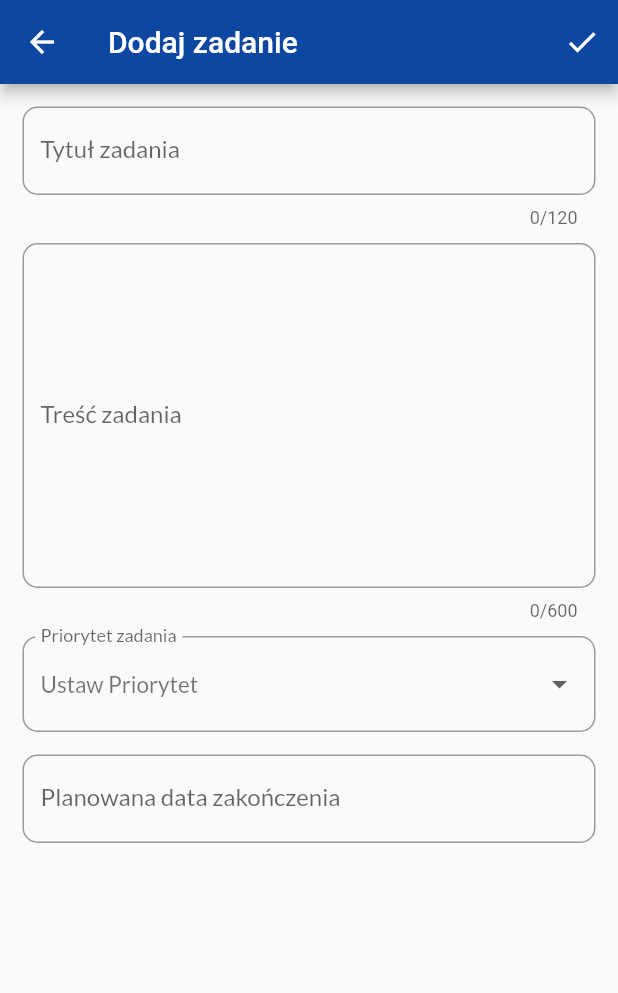
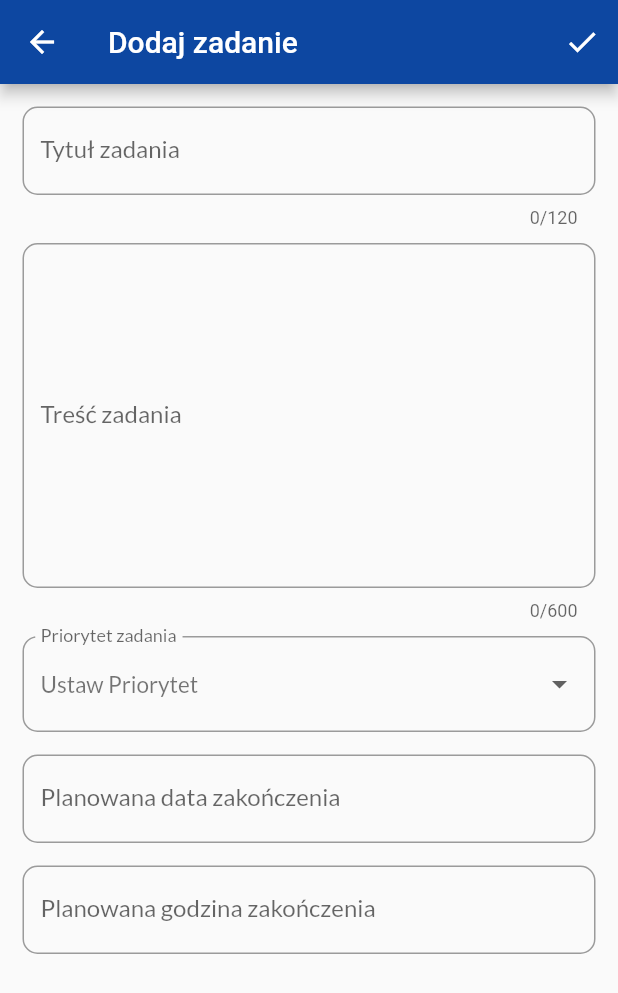
Before and after one commit to piotrpeczkowski/sw_planner, a Flutter app: the AddTaskBody screen opened directly with empty values, on a phone screen of 412 x 824 dp. Shown: the top 993 px of the screen. Run offline on Flutter 3.47's test engine with Material 2 defaults, Android fonts, the phone set to English and light mode, and no system bars; our stand-ins replace google_fonts; network calls fail; Roboto replaces fonts that are missing (Kanit).

Commit message:
Improve the add task page by date and time pickers

```diff
--- a/lib/features/add_task/pages/add_task.dart
+++ b/lib/features/add_task/pages/add_task.dart
@@ -1,5 +1,8 @@
 import 'package:flutter/material.dart';
 import 'package:google_fonts/google_fonts.dart';
+import 'package:intl/intl.dart';
+import 'package:sw_planner/features/add_task/widgets/task_deadline_date_picker.dart';
+import 'package:sw_planner/features/add_task/widgets/task_deadline_time_picker.dart';
 import 'package:sw_planner/features/add_task/widgets/task_priority_dropdown_list.dart';
 
 class AddTask extends StatefulWidget {
@@ -8,7 +11,9 @@ class AddTask extends StatefulWidget {
   final TextEditingController taskTitleController = TextEditingController();
   final TextEditingController taskContentController = TextEditingController();
   final TextEditingController taskDateController = TextEditingController();
+  final TextEditingController taskTimeController = TextEditingController();
   final FocusNode taskDateFocusNode = FocusNode();
+  final FocusNode taskTimeFocusNode = FocusNode();
 
   @override
   State<AddTask> createState() => _AddTaskState();
@@ -16,19 +21,77 @@ class AddTask extends StatefulWidget {
 
 class _AddTaskState extends State<AddTask> {
   String taskPriorityValue = '';
+  DateTime selectedDate = DateTime.now();
+  DateTime selectedTime = DateTime.now();
 
   @override
   Widget build(BuildContext context) {
+    final dateFormat = DateFormat('dd.MM.yyyy');
+    final timeFormat = DateFormat('HH:mm');
+    final valueDateText = dateFormat.format(selectedDate);
+    final valueTimeText = timeFormat.format(selectedTime);
+    widget.taskDateController.text = valueDateText;
+    widget.taskTimeController.text = valueTimeText;
+
     return AddTaskBody(
       taskTitleController: widget.taskTitleController,
       taskContentController: widget.taskContentController,
       taskDateController: widget.taskDateController,
+      taskTimeController: widget.taskTimeController,
       taskDateFocusNode: widget.taskDateFocusNode,
+      taskTimeFocusNode: widget.taskTimeFocusNode,
       taskPriorityValue: taskPriorityValue,
       onPriorityChanged: (value) {
         setState(() {
           taskPriorityValue = value!;
         });
+      },
+      selectedDate: selectedDate,
+      selectedTime: selectedTime,
+      onDeadlineDateChanged: () async {
+        widget.taskDateFocusNode.unfocus();
+        final DateTime? pickedDate = await showDatePicker(
+            context: context,
+            initialDate: selectedDate,
+            firstDate: DateTime.now(),
+            lastDate: DateTime(2100));
+        if (pickedDate != null && pickedDate != selectedDate) {
+          setState(() {
+            selectedDate = DateTime(
+              pickedDate.year,
+              pickedDate.month,
+              pickedDate.day,
+              selectedDate.hour,
+              selectedDate.minute,
+            );
+          });
+        }
+      },
+      onDeadlineTimeChanged: () async {
+        widget.taskTimeFocusNode.unfocus();
+        final TimeOfDay? pickedTime = await showTimePicker(
+            context: context,
+            builder: (context, child) {
+              return MediaQuery(
+                data: MediaQuery.of(context)
+                    .copyWith(alwaysUse24HourFormat: true),
+                child: child!,
+              );
+            },
+            initialTime: TimeOfDay.fromDateTime(selectedTime));
+        if (pickedTime != null &&
+            (selectedDate.hour != pickedTime.hour ||
+                selectedDate.minute != pickedTime.minute)) {
+          setState(() {
+            selectedTime = DateTime(
+              selectedDate.year,
+              selectedDate.month,
+              selectedDate.day,
+              pickedTime.hour,
+              pickedTime.minute,
+            );
+          });
+        }
       },
       onSave: () {
         Navigator.of(context).pop();
@@ -44,18 +107,30 @@ class AddTaskBody extends StatelessWidget {
     required this.taskTitleController,
     required this.taskContentController,
     required this.taskDateController,
+    required this.taskTimeController,
     required this.taskDateFocusNode,
+    required this.taskTimeFocusNode,
     required this.taskPriorityValue,
     required this.onPriorityChanged,
+    required this.onDeadlineDateChanged,
+    required this.onDeadlineTimeChanged,
+    required this.selectedDate,
+    required this.selectedTime,
   });
 
   final Function() onSave;
   final TextEditingController taskTitleController;
   final TextEditingController taskContentController;
   final TextEditingController taskDateController;
+  final TextEditingController taskTimeController;
   final FocusNode taskDateFocusNode;
+  final FocusNode taskTimeFocusNode;
   final String taskPriorityValue;
   final void Function(String?) onPriorityChanged;
+  final void Function() onDeadlineDateChanged;
+  final void Function() onDeadlineTimeChanged;
+  final DateTime selectedDate;
+  final DateTime selectedTime;
 
   @override
   Widget build(BuildContext context) {
@@ -131,31 +206,22 @@ class AddTaskBody extends StatelessWidget {
           ),
           Padding(
             padding: const EdgeInsets.only(top: 15.0),
-            child: TextField(
-              controller: taskDateController,
-              focusNode: taskDateFocusNode,
-              textInputAction: TextInputAction.done,
-              decoration: InputDecoration(
-                label: Text(
-                  'Planowana data zakończenia',
-                  style: GoogleFonts.lato(),
-                ),
-                focusedBorder: const OutlineInputBorder(
-                  borderSide: BorderSide(
-                    width: 1,
-                    color: Color.fromARGB(255, 13, 71, 161),
-                  ),
-                ),
-                border: OutlineInputBorder(
-                  borderRadius: BorderRadius.circular(10),
-                ),
-              ),
-              onTap: () {
-                taskDateFocusNode.unfocus();
-                Navigator.of(context).pop();
-              },
+            child: DeadlineDatePicker(
+              taskDateController: taskDateController,
+              taskDateFocusNode: taskDateFocusNode,
+              selectedDate: selectedDate,
+              onDeadlineDateChanged: onDeadlineDateChanged,
             ),
           ),
+          Padding(
+            padding: const EdgeInsets.only(top: 15.0),
+            child: DeadlineTimePicker(
+              taskTimeController: taskTimeController,
+              taskTimeFocusNode: taskTimeFocusNode,
+              selectedTime: selectedTime,
+              onDeadlineTimeChanged: onDeadlineTimeChanged,
+            ),
+          )
         ],
       ),
     );
--- /dev/null
+++ b/lib/features/add_task/widgets/task_deadline_date_picker.dart
@@ -0,0 +1,43 @@
+import 'package:flutter/material.dart';
+import 'package:google_fonts/google_fonts.dart';
+
+class DeadlineDatePicker extends StatelessWidget {
+  const DeadlineDatePicker({
+    required this.taskDateController,
+    required this.taskDateFocusNode,
+    required this.onDeadlineDateChanged,
+    required this.selectedDate,
+    super.key,
+  });
+
+  final TextEditingController taskDateController;
+  final FocusNode taskDateFocusNode;
+  final void Function() onDeadlineDateChanged;
+  final DateTime selectedDate;
+
+  @override
+  Widget build(BuildContext context) {
+    return TextField(
+      readOnly: true,
+      controller: taskDateController,
+      focusNode: taskDateFocusNode,
+      textInputAction: TextInputAction.done,
+      decoration: InputDecoration(
+        label: Text(
+          'Planowana data zakończenia',
+          style: GoogleFonts.lato(),
+        ),
+        focusedBorder: const OutlineInputBorder(
+          borderSide: BorderSide(
+            width: 1,
+            color: Color.fromARGB(255, 13, 71, 161),
+          ),
+        ),
+        border: OutlineInputBorder(
+          borderRadius: BorderRadius.circular(10),
+        ),
+      ),
+      onTap: onDeadlineDateChanged,
+    );
+  }
+}
--- /dev/null
+++ b/lib/features/add_task/widgets/task_deadline_time_picker.dart
@@ -0,0 +1,43 @@
+import 'package:flutter/material.dart';
+import 'package:google_fonts/google_fonts.dart';
+
+class DeadlineTimePicker extends StatelessWidget {
+  const DeadlineTimePicker({
+    required this.taskTimeController,
+    required this.taskTimeFocusNode,
+    required this.onDeadlineTimeChanged,
+    required this.selectedTime,
+    super.key,
+  });
+
+  final TextEditingController taskTimeController;
+  final FocusNode taskTimeFocusNode;
+  final void Function() onDeadlineTimeChanged;
+  final DateTime selectedTime;
+
+  @override
+  Widget build(BuildContext context) {
+    return TextField(
+      readOnly: true,
+      controller: taskTimeController,
+      focusNode: taskTimeFocusNode,
+      textInputAction: TextInputAction.done,
+      decoration: InputDecoration(
+        label: Text(
+          'Planowana godzina zakończenia',
+          style: GoogleFonts.lato(),
+        ),
+        focusedBorder: const OutlineInputBorder(
+          borderSide: BorderSide(
+            width: 1,
+            color: Color.fromARGB(255, 13, 71, 161),
+          ),
+        ),
+        border: OutlineInputBorder(
+          borderRadius: BorderRadius.circular(10),
+        ),
+      ),
+      onTap: onDeadlineTimeChanged,
+    );
+  }
+}
```
